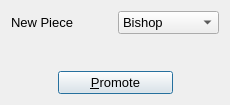
The window that UI/promotionDialog.ui (textbrowser/qtchess) describes before a commit, drawn with Qt 5.
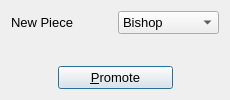
The same window after the commit. Icons and pictures are not drawn.

The edit to the form file:
```diff
--- a/UI/promotionDialog.ui
+++ b/UI/promotionDialog.ui
@@ -7,7 +7,7 @@
     <x>0</x>
     <y>0</y>
     <width>230</width>
-    <height>105</height>
+    <height>100</height>
    </rect>
   </property>
   <property name="minimumSize">
```
Left out of the diff: 2 changed lines with no effect on the pictures.
